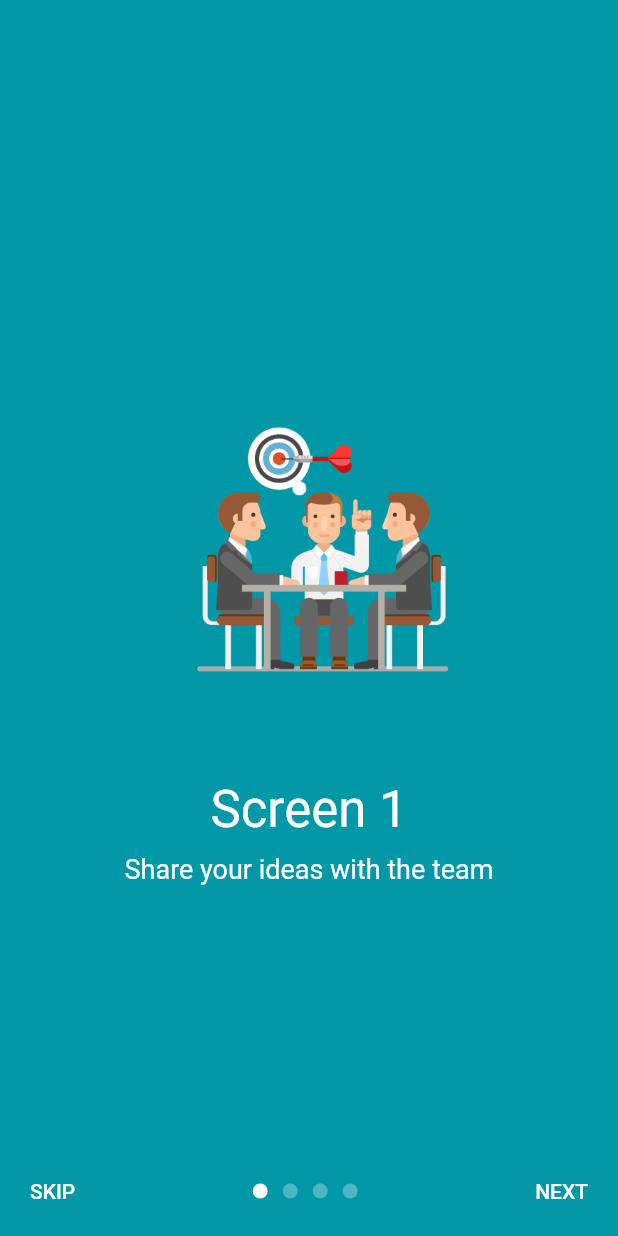
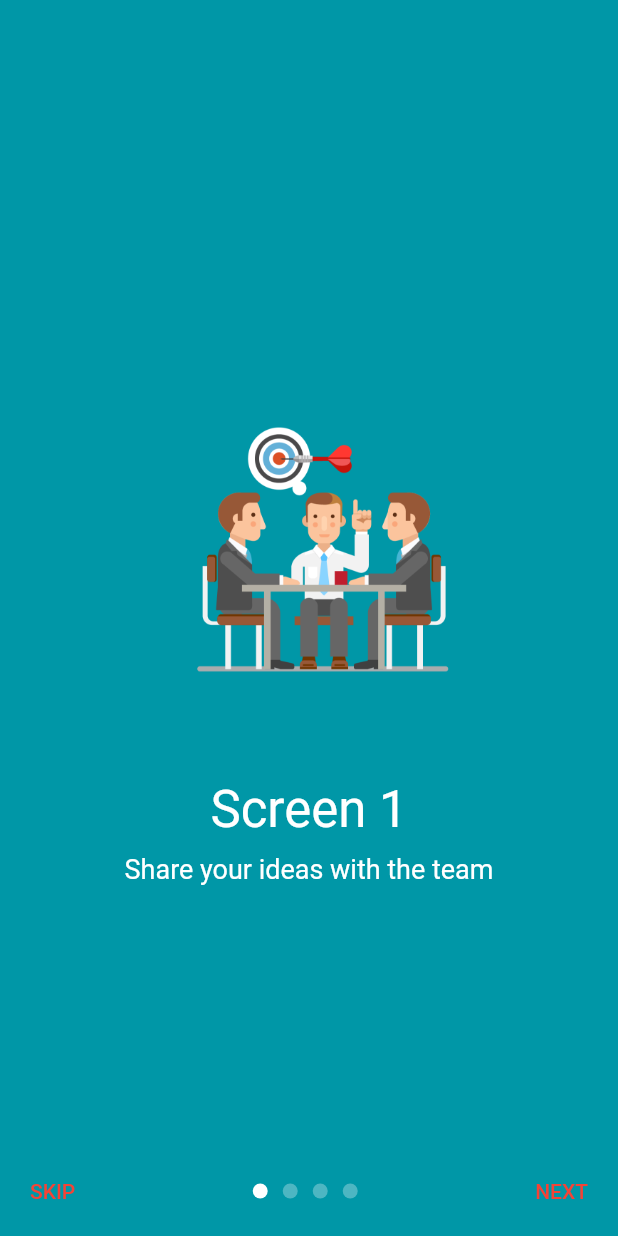
Before and after one commit to kumar-aakash86/flutter_overboard, a Flutter app: the screen it shows after launch, on a phone screen of 412 x 824 dp. Run offline on Flutter 3.47's test engine with Material 2 defaults, Android fonts, the phone set to English and light mode, and no system bars.

Commit message:
Text button color support

```diff
--- a/example/lib/main.dart
+++ b/example/lib/main.dart
@@ -42,6 +42,7 @@ class _MyHomePageState extends State<MyHomePage> with TickerProviderStateMixin {
       body: OverBoard(
         pages: pages,
         showBullets: true,
+        buttonColor: Colors.red,
         skipCallback: () {
           ScaffoldMessenger.of(context).showSnackBar(SnackBar(
             content: Text("Skip clicked"),
--- a/lib/src/overboard.dart
+++ b/lib/src/overboard.dart
@@ -14,6 +14,7 @@ class OverBoard extends StatefulWidget {
   final VoidCallback finishCallback;
   final VoidCallback? skipCallback;
   final String? skipText, nextText, finishText;
+  final Color buttonColor;
 
   OverBoard(
       {Key? key,
@@ -24,7 +25,8 @@ class OverBoard extends StatefulWidget {
       this.nextText,
       this.finishText,
       required this.finishCallback,
-      this.skipCallback})
+      this.skipCallback,
+      this.buttonColor = Colors.white})
       : super(key: key);
 
   @override
@@ -228,7 +230,7 @@ class _OverBoardState extends State<OverBoard> with TickerProviderStateMixin {
       ),
       child: Text(
         _text,
-        style: TextStyle(color: Colors.white),
+        style: TextStyle(color: widget.buttonColor),
       ),
       onPressed: _onPress,
     );
```
Also changed, not shown: 2 other files.
